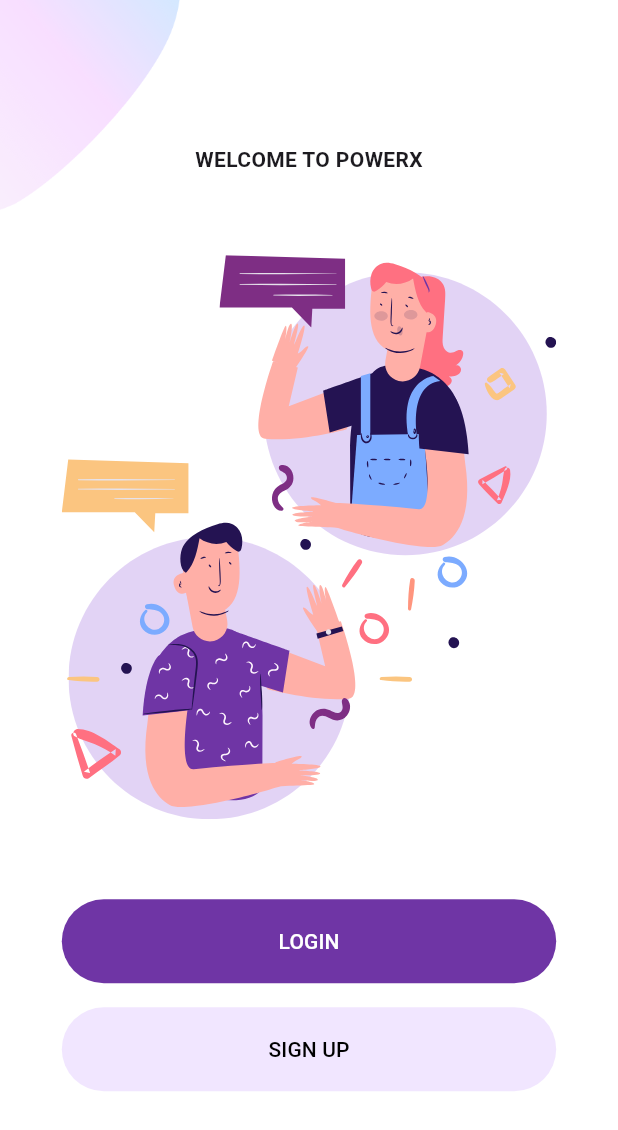
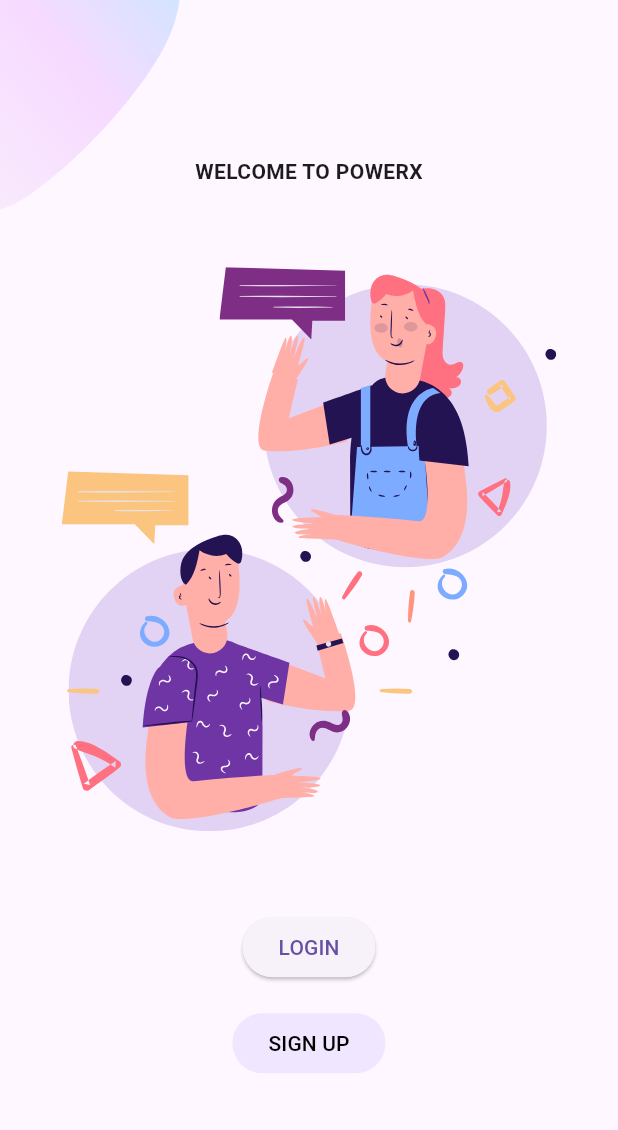
Before and after one commit to leighkun147/Exam_preparation, a Flutter app: the screen it shows after launch, on a phone screen of 412 x 824 dp. Shown: the top 1130 px of the screen. Run offline on Flutter 3.47's test engine with Material 3 defaults, Android fonts, the phone set to English and light mode, and no system bars; our stand-ins replace firebase_auth, flutter_svg, shared_preferences; accounts and stored records are empty.

Commit message:
the main +firebase+some shared preferwences(but there is a problem with the gradle)

```diff
--- a/lib/main.dart
+++ b/lib/main.dart
@@ -1,44 +1,21 @@
 import 'package:flutter/material.dart';
-import 'package:flutter_auth/Screens/Welcome/welcome_screen.dart';
-import 'package:flutter_auth/constants.dart';
+import 'package:flutter_auth/widget_tree.dart';
 
-void main() => runApp(const MyApp());
+void main() {
+  runApp(const MyApp());
+}
 
 class MyApp extends StatelessWidget {
-  const MyApp({super.key});
+  const MyApp({Key? key}) : super(key: key);
 
-  // This widget is the root of your application.
   @override
   Widget build(BuildContext context) {
     return MaterialApp(
-      debugShowCheckedModeBanner: false,
-      title: 'Flutter Auth',
+      title: 'Flutter Auth App',
       theme: ThemeData(
-          primaryColor: kPrimaryColor,
-          scaffoldBackgroundColor: Colors.white,
-          elevatedButtonTheme: ElevatedButtonThemeData(
-            style: ElevatedButton.styleFrom(
-              elevation: 0,
-              foregroundColor: Colors.white,
-              backgroundColor: kPrimaryColor,
-              shape: const StadiumBorder(),
-              maximumSize: const Size(double.infinity, 56),
-              minimumSize: const Size(double.infinity, 56),
-            ),
-          ),
-          inputDecorationTheme: const InputDecorationTheme(
-            filled: true,
-            fillColor: kPrimaryLightColor,
-            iconColor: kPrimaryColor,
-            prefixIconColor: kPrimaryColor,
-            contentPadding: EdgeInsets.symmetric(
-                horizontal: defaultPadding, vertical: defaultPadding),
-            border: OutlineInputBorder(
-              borderRadius: BorderRadius.all(Radius.circular(30)),
-              borderSide: BorderSide.none,
-            ),
-          )),
-      home: const WelcomeScreen(),
+        primarySwatch: Colors.blue,
+      ),
+      home: const WidgetTree(), // Use WidgetTree to determine the start screen
     );
   }
 }
--- /dev/null
+++ b/lib/widget_tree.dart
@@ -0,0 +1,53 @@
+import 'package:firebase_auth/firebase_auth.dart';
+import 'package:flutter/material.dart';
+import 'package:flutter_auth/Screens/App/home_screen.dart';
+import 'package:flutter_auth/Screens/Login/login_screen.dart';
+import 'package:flutter_auth/Screens/Welcome/welcome_screen.dart';
+import 'package:shared_preferences/shared_preferences.dart';
+
+class WidgetTree extends StatelessWidget {
+  const WidgetTree({Key? key}) : super(key: key);
+
+  Future<Widget> determineStartScreen() async {
+    // Step 1: Check if it’s the first launch
+    final SharedPreferences prefs = await SharedPreferences.getInstance();
+    final bool isFirstLaunch = prefs.getBool('isFirstLaunch') ?? true;
+
+    if (isFirstLaunch) {
+      // Mark first launch as complete
+      await prefs.setBool('isFirstLaunch', false);
+      return const WelcomeScreen(); // Navigate to Welcome screen
+    }
+
+    // Step 2: Check user authentication status
+    final User? currentUser = FirebaseAuth.instance.currentUser;
+
+    if (currentUser != null) {
+      // User is authenticated, navigate to HomePage
+      return HomePage();
+    } else {
+      // No user is authenticated, navigate to LoginScreen
+      return const LoginScreen();
+    }
+  }
+
+  @override
+  Widget build(BuildContext context) {
+    return FutureBuilder<Widget>(
+      future: determineStartScreen(),
+      builder: (BuildContext context, AsyncSnapshot<Widget> snapshot) {
+        // Step 4: Conditional navigation logic
+        if (snapshot.connectionState == ConnectionState.waiting) {
+          // Show a loading spinner while determining the start screen
+          return const Center(child: CircularProgressIndicator());
+        } else if (snapshot.hasData) {
+          // Return the determined screen
+          return snapshot.data!;
+        } else {
+          // Handle any error that occurred during future execution
+          return const Center(child: Text('Something went wrong!'));
+        }
+      },
+    );
+  }
+}
--- a/pubspec.yaml
+++ b/pubspec.yaml
@@ -25,11 +25,15 @@ dependencies:
   cupertino_icons: ^1.0.5
   flutter_svg: ^1.1.0
 
+
 dev_dependencies:
   flutter_test:
     sdk: flutter
+  firebase_core: ^1.20.0
+  firebase_auth: ^3.5.0
+  flutter_lints: ^2.0.1
+  shared_preferences: ^2.0.11
 
-  flutter_lints: ^2.0.1
 
 # For information on the generic Dart part of this file, see the
 # following page: https://dart.dev/tools/pub/pubspec
```
Also changed, not shown: lib/Screens/App/home_screen.dart (added, +53 -0 lines), lib/Screens/Login/components/login_form.dart (+66 -6 lines), lib/Screens/Signup/components/signup_form.dart (+73 -9 lines), lib/auth.dart (added, +50 -0 lines), pubspec.lock, 5 other files.
